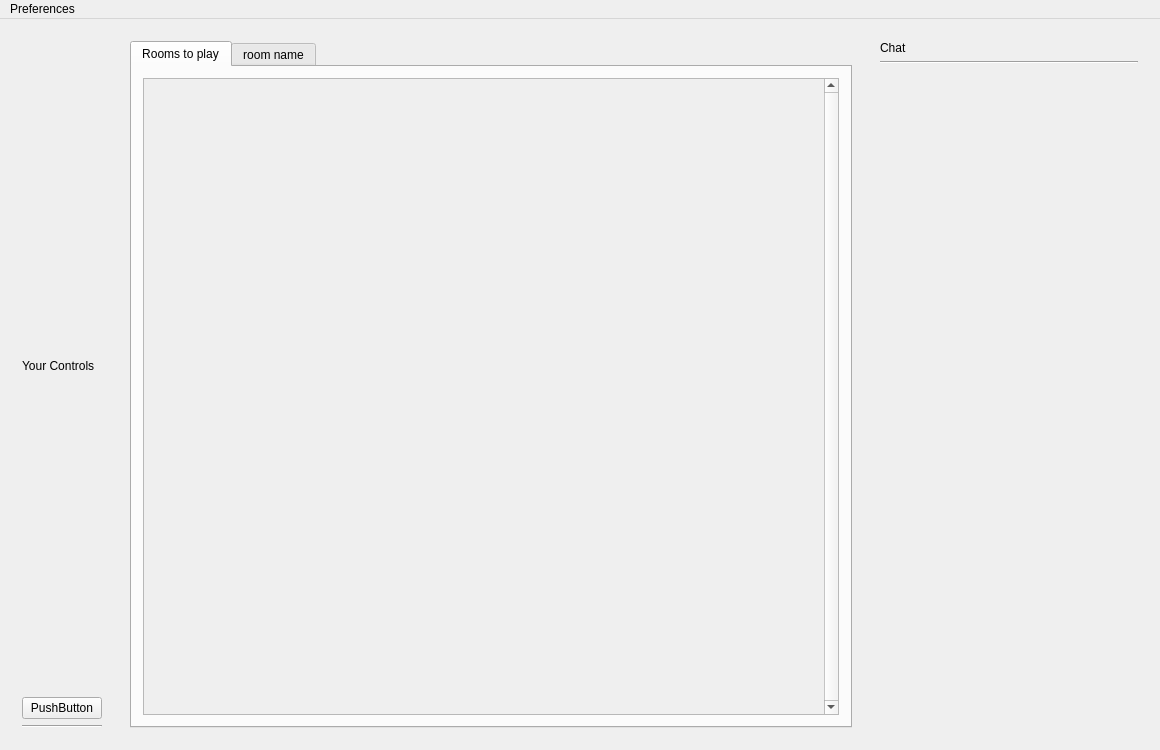
elieserdejesus/JamTaba, file src/jamtaba/gui/mainframe.ui: the form before one commit.
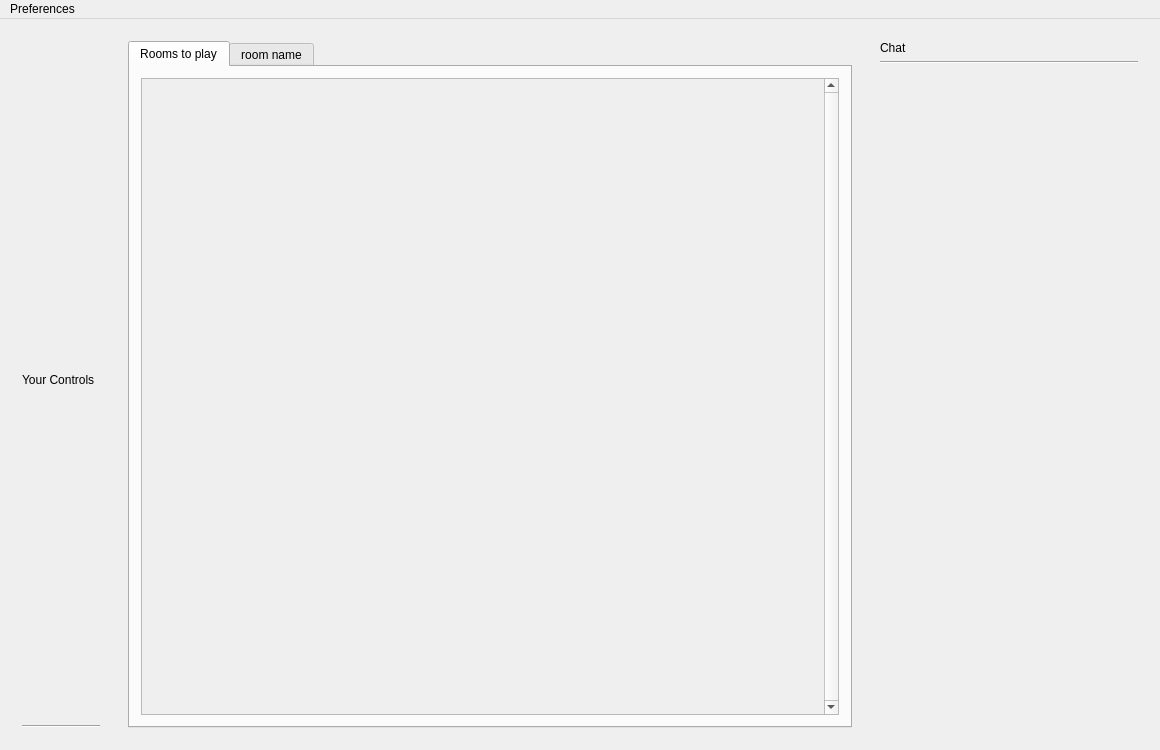
The form after the commit.

```diff
--- a/src/jamtaba/gui/mainframe.ui
+++ b/src/jamtaba/gui/mainframe.ui
@@ -43,13 +43,6 @@
          </property>
         </widget>
        </item>
-       <item>
-        <widget class="QPushButton" name="pushButton">
-         <property name="text">
-          <string>PushButton</string>
-         </property>
-        </widget>
-       </item>
        <item>
         <widget class="Line" name="line">
          <property name="autoFillBackground">
```
